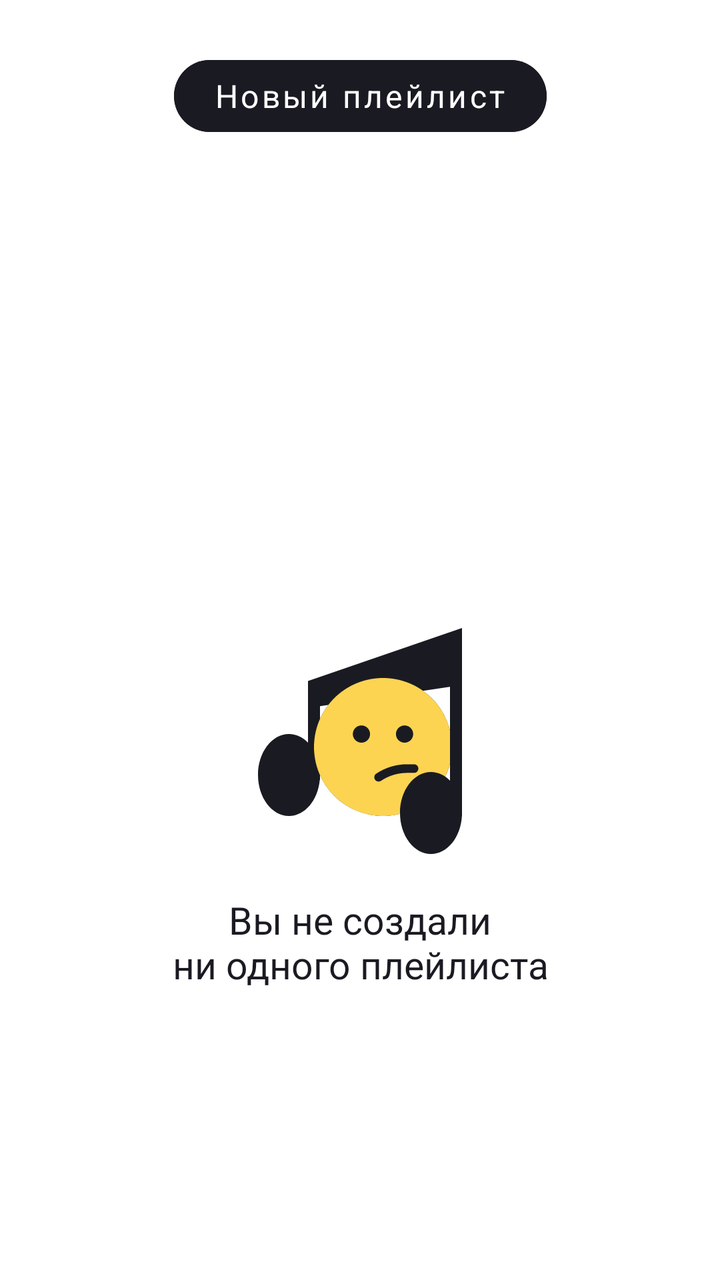
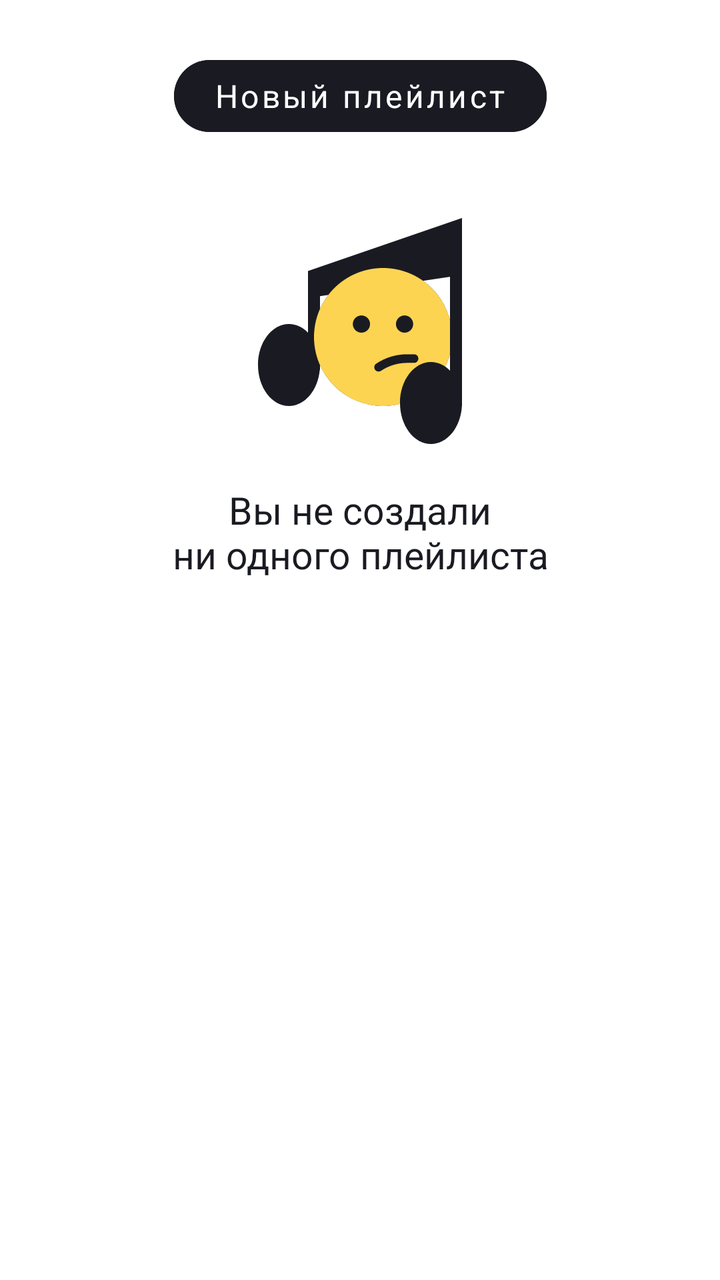

An Android layout rendered at two revisions. The XML below is the earlier revision; the diff shows what the commit changed to produce the second picture.
<!-- AndroidManifest.xml: application theme Base.Theme.PlaylistMaker -->
<!-- res/layout/fragment_playlists.xml -->
<?xml version="1.0" encoding="utf-8"?>
<androidx.constraintlayout.widget.ConstraintLayout xmlns:android="http://schemas.android.com/apk/res/android"
    xmlns:app="http://schemas.android.com/apk/res-auto"
    android:layout_width="match_parent"
    android:layout_height="match_parent">

    <com.google.android.material.button.MaterialButton
        android:id="@+id/newPlaylistButton"
        style="@style/UpdateButtonStyle"
        android:layout_width="wrap_content"
        android:layout_height="wrap_content"
        android:layout_marginTop="24dp"
        android:paddingHorizontal="20dp"
        android:text="@string/new_playlist_button"
        app:layout_constraintEnd_toEndOf="parent"
        app:layout_constraintStart_toStartOf="parent"
        app:layout_constraintTop_toTopOf="parent" />

    <ImageView
        android:id="@+id/placeholderImage"
        style="@style/ImageStubStyleNoResult"
        android:layout_width="120dp"
        android:layout_height="120dp"
        app:layout_constraintBottom_toBottomOf="parent"
        app:layout_constraintEnd_toEndOf="parent"
        app:layout_constraintStart_toStartOf="parent"
        app:layout_constraintTop_toTopOf="parent" />

    <TextView
        android:id="@+id/placeholderText"
        style="@style/TextStubStyle"
        android:layout_width="wrap_content"
        android:layout_height="wrap_content"
        android:layout_marginStart="32dp"
        android:layout_marginEnd="32dp"
        android:text="@string/no_playlists_created"
        android:textAlignment="center"
        app:layout_constraintEnd_toEndOf="parent"
        app:layout_constraintStart_toStartOf="parent"
        app:layout_constraintTop_toBottomOf="@id/placeholderImage" />

</androidx.constraintlayout.widget.ConstraintLayout>
<!-- resources referenced by this layout -->
<resources>
  <string name="new_playlist_button">Новый плейлист</string>
  <string name="no_playlists_created">Вы не создали\nни одного плейлиста</string>
  <style name="ImageStubStyleNoResult">
          <item name="android:src">@drawable/ic_nothing_was_found_light_mode</item>
          <item name="android:layout_marginTop">102dp</item>
      </style>
  <style name="TextStubStyle">
          <item name="textAllCaps">false</item>
          <item name="android:textColor">@color/YP_Black</item>
          <item name="android:textSize">19sp</item>
          <item name="fontFamily">@font/ys_display_medium</item>
          <item name="android:layout_marginTop">16dp</item>
      </style>
  <style name="UpdateButtonStyle" parent="Widget.MaterialComponents.Button.UnelevatedButton">
          <item name="cornerRadius">54dp</item>
          <item name="android:textSize">16sp</item>
          <item name="android:textColor">@color/white</item>
          <item name="fontFamily">@font/ys_display_medium</item>
          <item name="android:backgroundTint">@color/YP_Black</item>
          <item name="textAllCaps">false</item>
      </style>
  <style name="Base.Theme.PlaylistMaker" parent="Theme.MaterialComponents.DayNight.NoActionBar">
  
  
  
      </style>
  <!-- drawable ic_nothing_was_found_light_mode: vector/xml drawable (drawable, 2286 chars, omitted) -->
  <color name="YP_Black">#1A1B22</color>
  <color name="white">#FFFFFFFF</color>
</resources>

<!-- the commit's change to res/layout/fragment_playlists.xml (unified diff, before → after) -->
@@ -21,7 +21,7 @@
         style="@style/ImageStubStyleNoResult"
         android:layout_width="120dp"
         android:layout_height="120dp"
-        app:layout_constraintBottom_toBottomOf="parent"
+        android:layout_marginTop="106dp"
         app:layout_constraintEnd_toEndOf="parent"
         app:layout_constraintStart_toStartOf="parent"
         app:layout_constraintTop_toTopOf="parent" />
